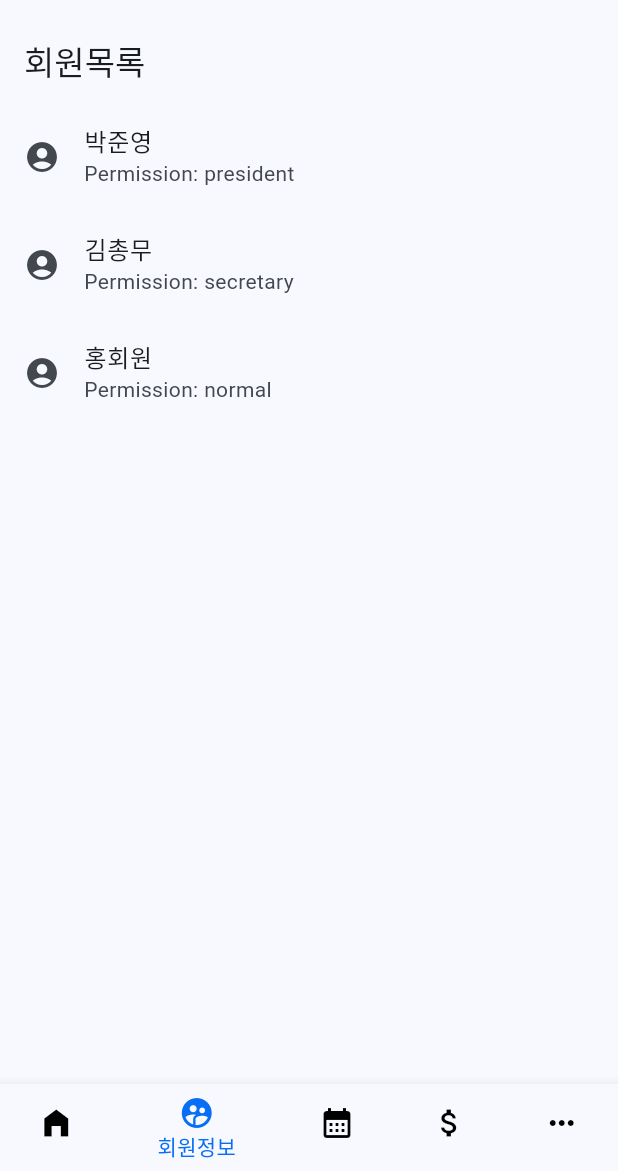
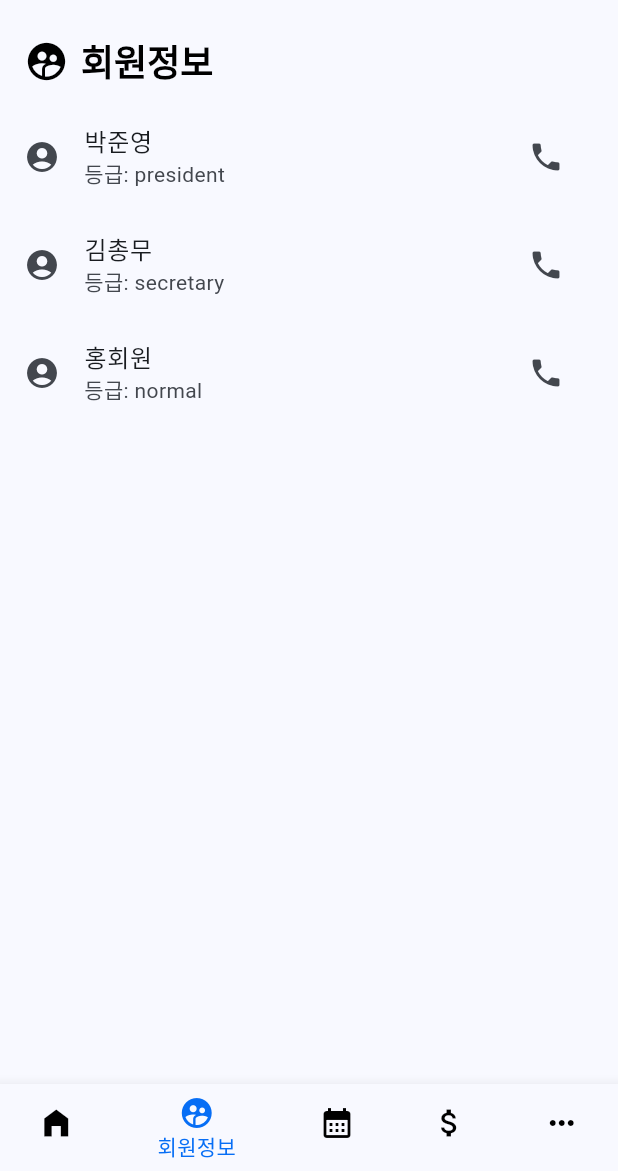
Before and after one commit to jaywapp/be-my-colleague, a Flutter app: the screen it shows after launch, item 2 of the bottom bar chosen, on a phone screen of 412 x 824 dp, the part 65-1236 px from its top. Run offline on Flutter 3.47's test engine with Material 3 defaults, Android fonts, the phone set to English and light mode, and no system bars; missing offline and left inert: dart:ffi.

Commit message:
전화걸기 생성 및 아이콘추가

```diff
--- a/be_my_colleague/lib/members_screen.dart
+++ b/be_my_colleague/lib/members_screen.dart
@@ -1,5 +1,6 @@
 import 'package:be_my_colleague/model/club.dart';
 import 'package:flutter/material.dart';
+import 'package:url_launcher/url_launcher.dart';
 
 class MembersScreen extends StatefulWidget {
   final Club club;
@@ -19,7 +20,26 @@ class MembersScreenState extends State<MembersScreen> {
         .sort((a, b) => b.permission.index.compareTo(a.permission.index));
 
     return Scaffold(
-      appBar: AppBar(title: Text('회원목록')),
+      appBar: AppBar(
+        title: Row(
+          children: [
+            Icon(
+              Icons.supervised_user_circle_sharp,
+              size: 30, // 아이콘 크기 조정
+              color: Colors.black, // 아이콘 색상
+            ),
+            SizedBox(width: 8), // 아이콘과 텍스트 사이의 간격
+            Text(
+              '회원정보',
+              style: TextStyle(
+                fontSize: 24,
+                fontWeight: FontWeight.bold,
+                color: Colors.black,
+              ),
+            ),
+          ],
+        ),
+      ),
       body: ListView.builder(
         itemCount: club.members.length,
         itemBuilder: (context, index) {
@@ -27,11 +47,25 @@ class MembersScreenState extends State<MembersScreen> {
           return ListTile(
             leading: Icon(Icons.account_circle),
             title: Text(member.name),
-            subtitle: Text(
-                'Permission: ${member.permission.toString().split('.').last}'),
+            subtitle:
+                Text('등급: ${member.permission.toString().split('.').last}'),
+            trailing: IconButton(
+              icon: Icon(Icons.phone),
+              onPressed: () => _makePhoneCall(member.phoneNumber),
+            ),
           );
         },
       ),
     );
   }
+
+  Future<void> _makePhoneCall(String phoneNumber) async {
+    var url = Uri.parse('tel:${phoneNumber}');
+
+    if (await canLaunchUrl(url)) {
+      await launchUrl(url);
+    } else {
+      throw 'Could not launch $url';
+    }
+  }
 }
--- a/be_my_colleague/lib/model/member.dart
+++ b/be_my_colleague/lib/model/member.dart
@@ -7,14 +7,15 @@ class Member {
   String phoneNumber = '';
   Permission permission = Permission.normal;
 
-  Member(String name, String mailAddress, String phoneNumber, Permission permission) {
+  Member(String name, String mailAddress, String phoneNumber,
+      Permission permission) {
     this.name = name;
     this.mailAddress = mailAddress;
-    this.phoneNumber = phoneNumber;
+    this.phoneNumber = '+82${phoneNumber.substring(1)}';
     this.permission = permission;
   }
 
-   static Permission convert(String permission) {
+  static Permission convert(String permission) {
     switch (permission) {
       case 'president':
         return Permission.president;
--- a/be_my_colleague/pubspec.yaml
+++ b/be_my_colleague/pubspec.yaml
@@ -36,6 +36,7 @@ dependencies:
   # Use with the CupertinoIcons class for iOS style icons.
   cupertino_icons: ^1.0.8
   fluttertoast: ^8.0.8
+  url_launcher: ^6.0.20
 
 dev_dependencies:
   flutter_test:
```
Also changed, not shown: be_my_colleague/lib/schedule_screen.dart (+1 -13 lines), 1 other file.
